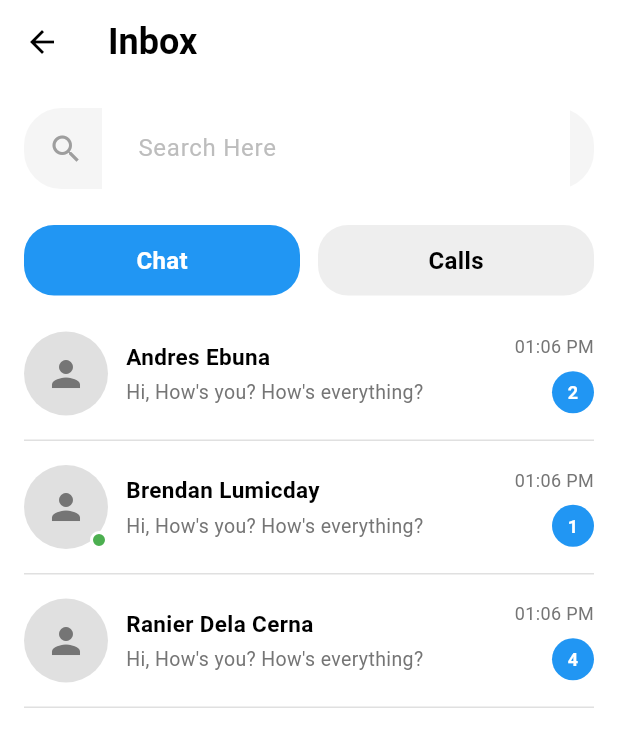
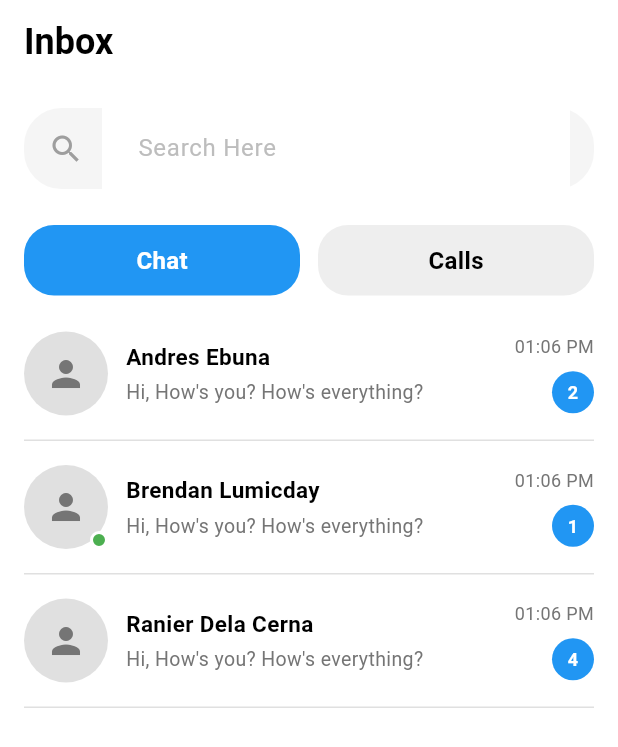
Before and after one commit to andreswooshik/SE-ProjectEduNova, a Flutter app: the MessagesPage screen opened directly, on a phone screen of 412 x 824 dp. Shown: the top 747 px of the screen. Run offline on Flutter 3.47's test engine with Material 3 defaults, Android fonts, the phone set to English and light mode, and no system bars; our stand-ins replace flutter_riverpod, shared_preferences; missing offline and left inert: bcrypt; accounts and stored records are empty.

Commit message:
added image for flutter and removed the back button for messages page and my course page

```diff
--- a/lib/screens/messages_page.dart
+++ b/lib/screens/messages_page.dart
@@ -11,10 +11,7 @@ class MessagesPage extends StatelessWidget {
       appBar: AppBar(
         backgroundColor: Colors.white,
         elevation: 0,
-        leading: IconButton(
-          icon: const Icon(Icons.arrow_back, color: Colors.black),
-          onPressed: () => Navigator.pop(context),
-        ),
+        automaticallyImplyLeading: false, // Removes the back button
         title: const Text(
           'Inbox',
           style: TextStyle(
--- a/lib/screens/my_courses_page.dart
+++ b/lib/screens/my_courses_page.dart
@@ -18,10 +18,7 @@ class MyCoursesPage extends ConsumerWidget {
       appBar: AppBar(
         backgroundColor: Colors.white,
         elevation: 0,
-        leading: IconButton(
-          icon: const Icon(Icons.arrow_back, color: Colors.black),
-          onPressed: () => Navigator.pop(context),
-        ),
+        automaticallyImplyLeading: false, // Removes the back button
         title: const Text(
           'My Courses',
           style: TextStyle(
```
Also changed, not shown: assets/images/flutter.png (added).
